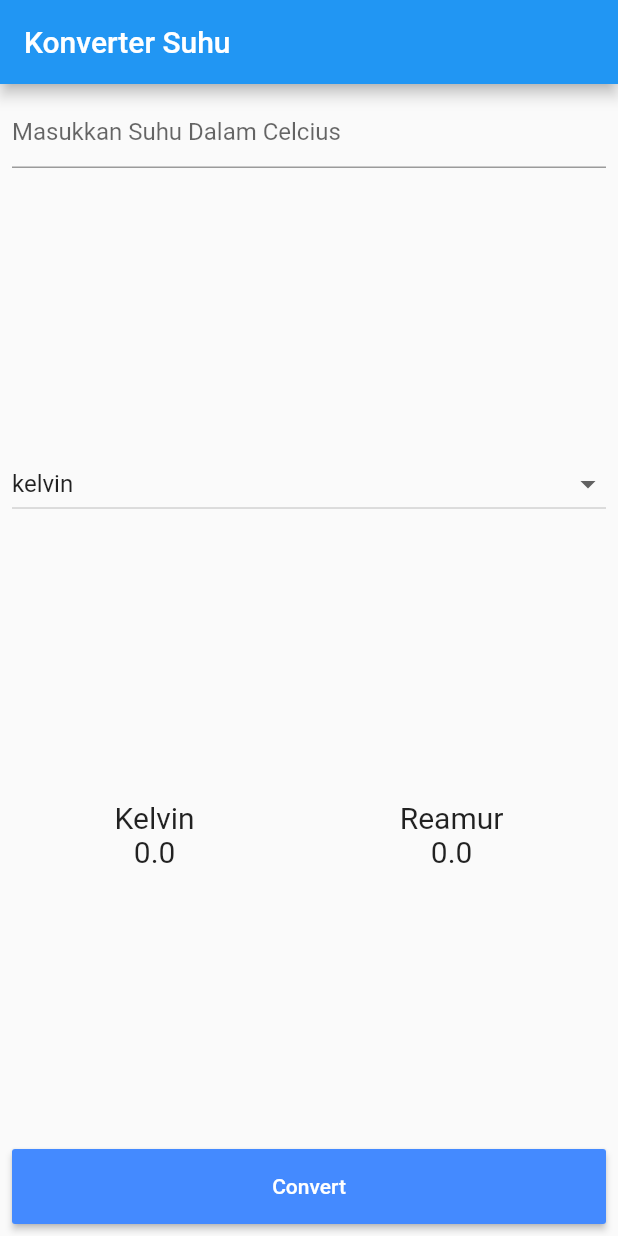
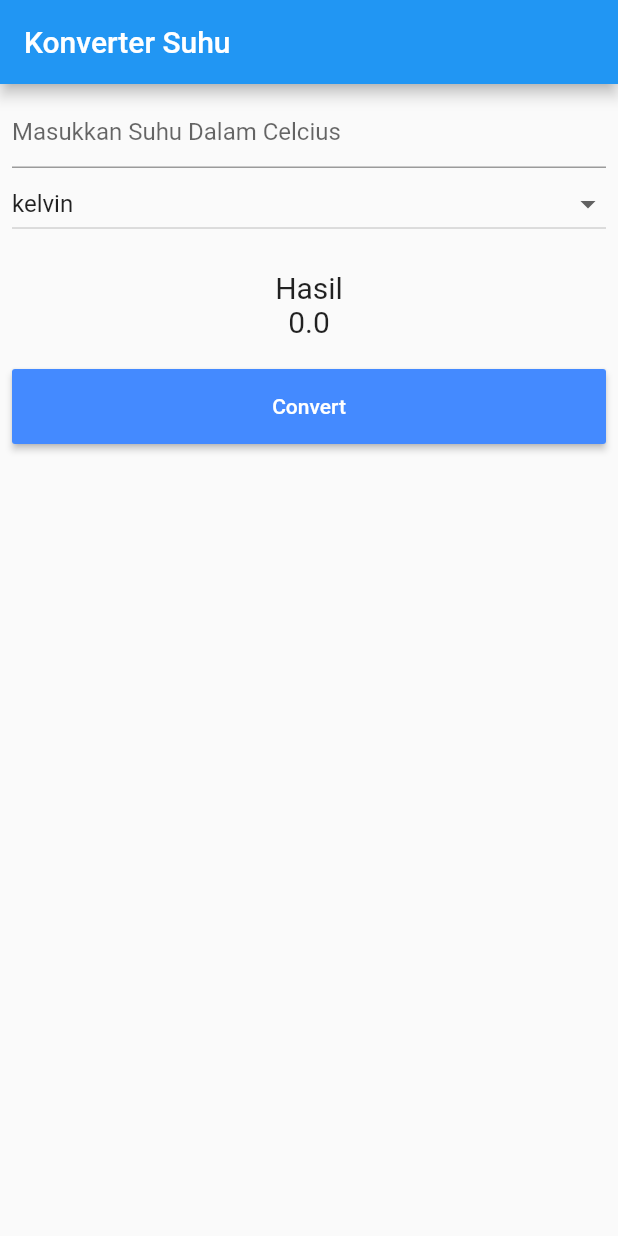
Before and after one commit to ahmadhafis/suhu_konverter, a Flutter app: the screen it shows after launch, on a phone screen of 412 x 824 dp. Run offline on Flutter 3.47's test engine with Material 2 defaults, Android fonts, the phone set to English and light mode, and no system bars.

Commit message:
mengubah result.dart

```diff
--- a/lib/main.dart
+++ b/lib/main.dart
@@ -19,6 +19,7 @@ class _MyAppState extends State<MyApp> {
   double inputUser = 0;
   double kelvin = 0;
   double reamur = 0;
+  double result = 0;
   String newValue = "kelvin";
 
   konversi() {
@@ -51,7 +52,7 @@ class _MyAppState extends State<MyApp> {
         body: Container(
           margin: EdgeInsets.all(8),
           child: Column(
-            mainAxisAlignment: MainAxisAlignment.spaceBetween,
+            crossAxisAlignment: CrossAxisAlignment.start,
             children: [
               Input(etInput: etInput),
               //membuat dropdown
@@ -67,16 +68,11 @@ class _MyAppState extends State<MyApp> {
                 isExpanded: true,
               ),
               Row(
-                mainAxisAlignment: MainAxisAlignment.spaceAround,
+                mainAxisAlignment: MainAxisAlignment.center,
                 children: [
                   Result(
-                    result: kelvin,
-                    title: "Kelvin",
+                    result: result,
                   ),
-                  Result(
-                    result: reamur,
-                    title: "Reamur",
-                  )
                 ],
               ),
               Convert(
--- a/lib/widgets/result.dart
+++ b/lib/widgets/result.dart
@@ -4,25 +4,27 @@ class Result extends StatelessWidget {
   const Result({
     Key key,
     @required this.result,
-    @required this.title,
   }) : super(key: key);
 
   final double result;
-  final String title;
+
 
   @override
   Widget build(BuildContext context) {
-    return Column(
+    return Container(
+      margin: EdgeInsets.only(top:20, bottom:20),
+      child: Column(
         children: [
           Text(
-          '$title',
+            "Hasil",
             style: TextStyle(fontSize: 20),
           ),
           Text(
-          '$result',
+            result.toStringAsFixed(1),
             style: TextStyle(fontSize: 20),
           ),
         ],
+      ),
     );
   }
 }
```
Lines whose indentation alone changed are shown as unchanged.
